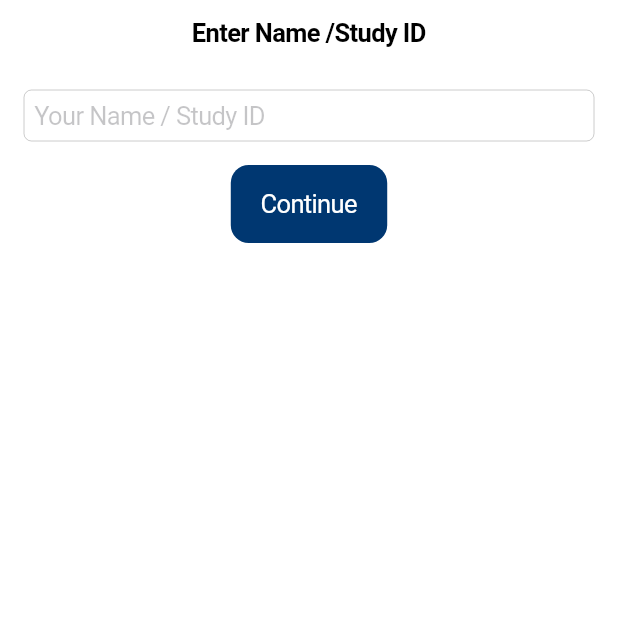
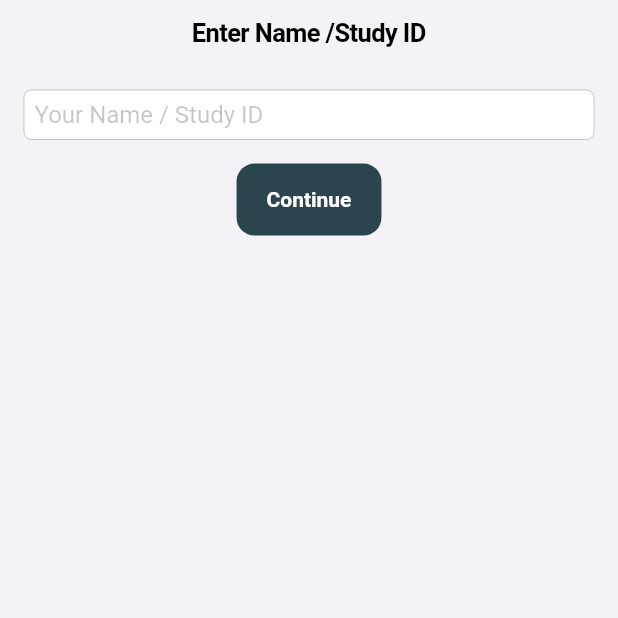
Before and after one commit to NicolasRoever/voice_memo_app, a Flutter app: the screen it shows after launch, on a phone screen of 412 x 824 dp, the top half of it. Run offline on Flutter 3.47's test engine with Material 3 defaults, Android fonts, the light colour scheme and no system bars; our stand-ins replace flutter_dotenv, flutter_riverpod, go_router, just_audio, shared_preferences, sqflite and 1 more; missing offline and left inert: record; accounts and stored records are empty.

Commit message:
Add erroneous implementation of new UI design.

```diff
--- a/lib/main.dart
+++ b/lib/main.dart
@@ -7,6 +7,7 @@ import 'package:supabase_flutter/supabase_flutter.dart';
 import 'routing/router.dart';
 import 'data/services/shared_preferences_service.dart';
 import 'ui/onboarding_screen/view_models/user_auth_view_model.dart';
+import 'ui/core/theme/app_theme.dart';
 
 
 void main() async {
@@ -44,9 +45,7 @@ class MyApp extends ConsumerWidget {
     return CupertinoApp.router(
       routerConfig: router,
       title: 'Voice Memo',
-      theme: const CupertinoThemeData(
-        primaryColor: Color.fromARGB(255, 0, 55, 113),
-      ),
+      theme: AppTheme.light,
     );
   }
 }
--- /dev/null
+++ b/lib/ui/core/theme/app_colors.dart
@@ -0,0 +1,8 @@
+import 'package:flutter/cupertino.dart';
+
+class AppColors {
+  static const primary = Color(0xFF2A454E);
+  static const background = CupertinoColors.systemGrey6;
+  static const text = CupertinoColors.label;
+  static const accent = Color(0xFFffd85f);
+}
--- /dev/null
+++ b/lib/ui/core/theme/app_theme.dart
@@ -0,0 +1,20 @@
+import 'package:flutter/cupertino.dart';
+import 'app_colors.dart';
+
+class AppTheme {
+  static CupertinoThemeData get light => CupertinoThemeData(
+        brightness: Brightness.light,
+        primaryColor: AppColors.primary,
+        scaffoldBackgroundColor: AppColors.background,
+        textTheme: const CupertinoTextThemeData(
+          textStyle: TextStyle(
+            color: AppColors.text,
+            fontSize: 16,
+          ),
+          actionTextStyle: TextStyle(
+            color: AppColors.accent,
+            fontWeight: FontWeight.w600,
+          ),
+        ),
+      );
+}
--- a/pubspec.yaml
+++ b/pubspec.yaml
@@ -78,6 +78,7 @@ flutter:
   # To add assets to your application, add an assets section, like this:
   assets:
    -  .env
+   -  assets/images/background_image.jpg
 
   # An image asset can refer to one or more resolution-specific "variants", see
   # https://flutter.dev/to/resolution-aware-images
```
Also changed, not shown: lib/ui/home_screen/widgets/home_screen.dart (+73 -7 lines), assets/images/background_image.jpg (added), lib/ui/settings_screen/settings_screen.dart (renamed from lib/ui/screens/settings_screen.dart), 1 other file.
